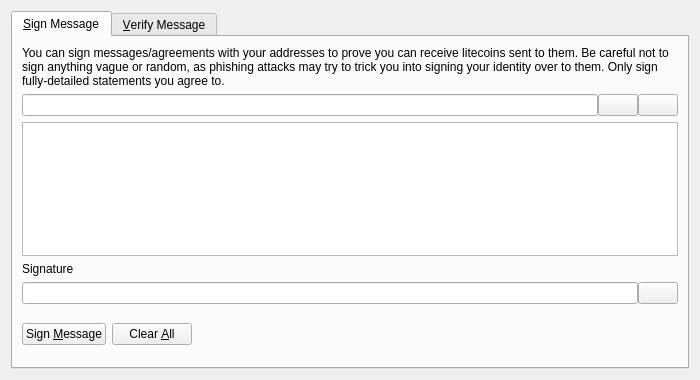
First picture: the form in src/qt/forms/signverifymessagedialog.ui, repository magnumopusnetwork/Alchimia, before the edit.
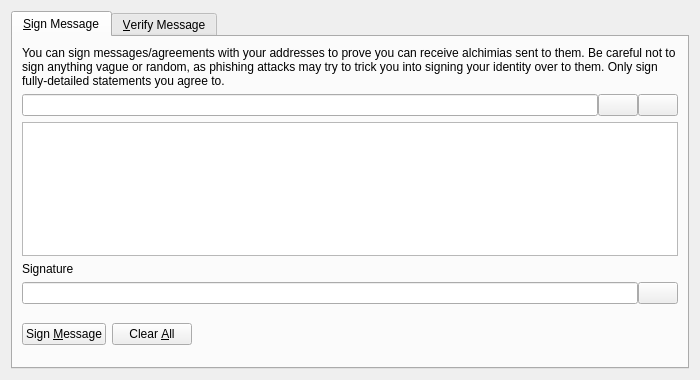
Second picture: the form after the edit. Icons and pictures are not drawn. Custom widgets are drawn as their Qt base class.

Commit message: Renamed litecoin to alchimia.

What changed in the file:
```diff
--- a/src/qt/forms/signverifymessagedialog.ui
+++ b/src/qt/forms/signverifymessagedialog.ui
@@ -30,7 +30,7 @@
        <item>
         <widget class="QLabel" name="infoLabel_SM">
          <property name="text">
-          <string>You can sign messages/agreements with your addresses to prove you can receive litecoins sent to them. Be careful not to sign anything vague or random, as phishing attacks may try to trick you into signing your identity over to them. Only sign fully-detailed statements you agree to.</string>
+          <string>You can sign messages/agreements with your addresses to prove you can receive alchimias sent to them. Be careful not to sign anything vague or random, as phishing attacks may try to trick you into signing your identity over to them. Only sign fully-detailed statements you agree to.</string>
          </property>
          <property name="textFormat">
           <enum>Qt::PlainText</enum>
```
Left out of the diff: 8 changed lines with no effect on the pictures. The commit also changes 236 other files.
